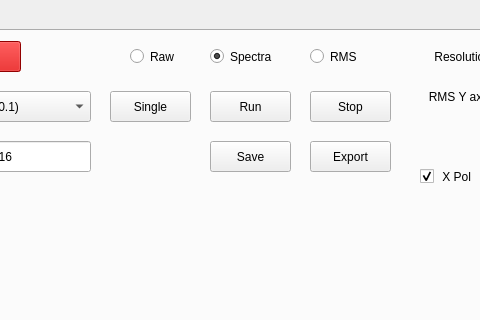
Old version of the form skalab_live.ui in the repository amattana/skalab; both pictures show x 237 to 717 and y 0 to 320 of the 1171 by 918 pixel window.
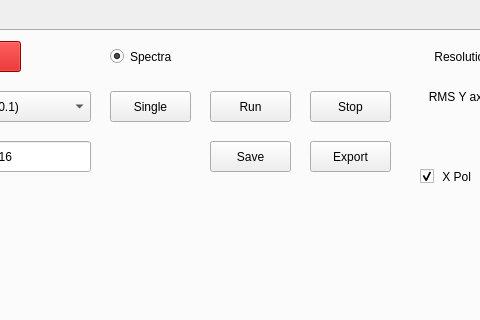
New version of the form.

Commit message: Enabled Live controls

```diff
--- a/skalab_live.ui
+++ b/skalab_live.ui
@@ -570,22 +570,6 @@
       </property>
      </item>
     </widget>
-    <widget class="QRadioButton" name="qradio_raw">
-     <property name="geometry">
-      <rect>
-       <x>360</x>
-       <y>10</y>
-       <width>61</width>
-       <height>31</height>
-      </rect>
-     </property>
-     <property name="text">
-      <string>Raw</string>
-     </property>
-     <property name="checked">
-      <bool>false</bool>
-     </property>
-    </widget>
     <widget class="QPushButton" name="qbutton_save">
      <property name="geometry">
       <rect>
@@ -599,26 +583,10 @@
       <string>Save</string>
      </property>
     </widget>
-    <widget class="QRadioButton" name="qradio_rms">
-     <property name="geometry">
-      <rect>
-       <x>540</x>
-       <y>10</y>
-       <width>61</width>
-       <height>31</height>
-      </rect>
-     </property>
-     <property name="text">
-      <string>RMS</string>
-     </property>
-     <property name="checked">
-      <bool>false</bool>
-     </property>
-    </widget>
     <widget class="QRadioButton" name="qradio_spectra">
      <property name="geometry">
       <rect>
-       <x>440</x>
+       <x>340</x>
        <y>10</y>
        <width>81</width>
        <height>31</height>
```
Left out of the diff: 24 changed lines with no effect on the pictures. The commit also changes 1 other file.
